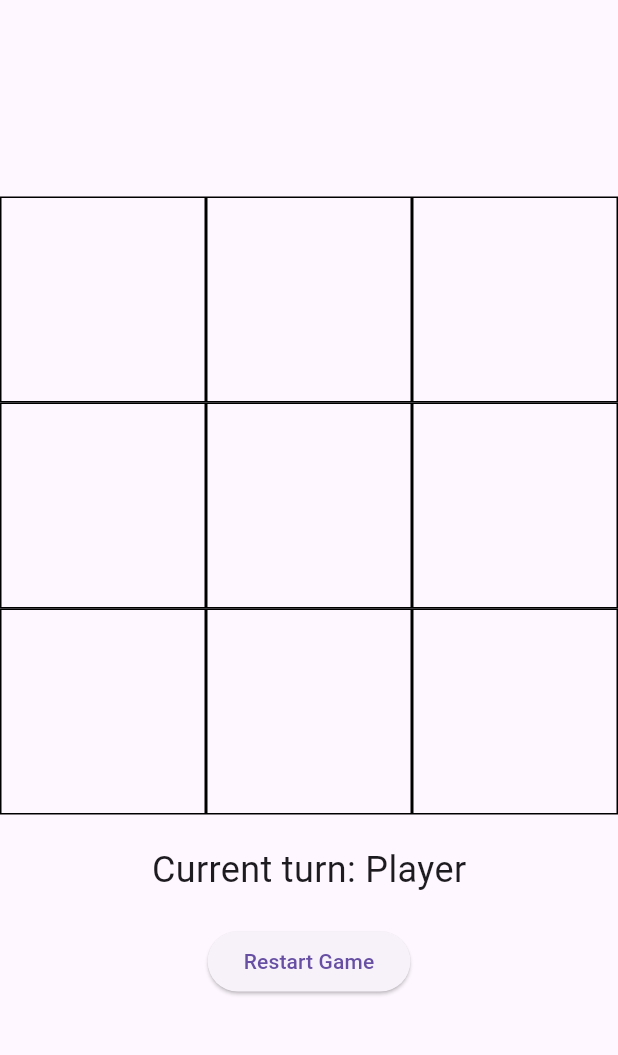
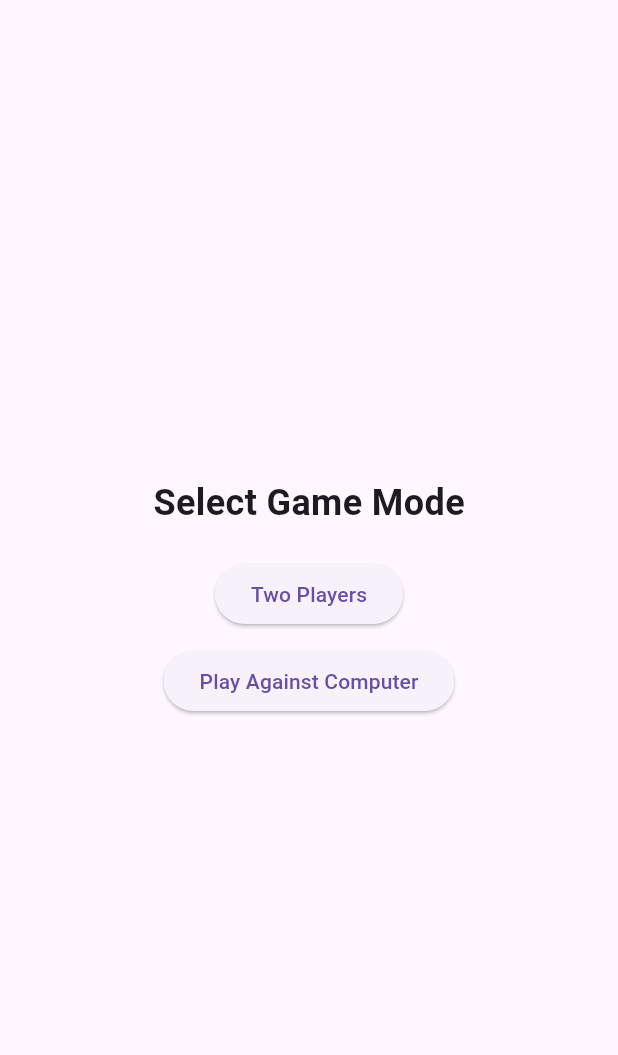
Before and after one commit to momutuku/Mutukuverse, a Flutter app: the TicTacToeScreen screen opened directly, on a phone screen of 412 x 824 dp, the part 63-1118 px from its top. Run offline on Flutter 3.47's test engine with Material 3 defaults, Android fonts, the phone set to English and light mode, and no system bars.

Commit message:
Added tic tac toe multiplayer

```diff
--- a/lib/gamedetailpage.dart
+++ b/lib/gamedetailpage.dart
@@ -57,9 +57,9 @@ class GameDetailPage extends StatelessWidget {
                 ),
                 padding: const EdgeInsets.symmetric(vertical: 16),
               ),
-              child: Row(
+              child: const Row(
                 mainAxisAlignment: MainAxisAlignment.spaceBetween,
-                children: const [
+                children: [
                   Padding(
                     padding: EdgeInsets.only(left: 12.0),
                     child: Text(
--- a/lib/games/screen/tic_tac_toe_screen.dart
+++ b/lib/games/screen/tic_tac_toe_screen.dart
@@ -1,13 +1,17 @@
 import 'package:flutter/material.dart';
-import 'package:game_challenge/games/services/tic_tac_toe_game.dart';
+
+import '../services/tic_tac_toe_game.dart';
 
 class TicTacToeScreen extends StatefulWidget {
+  const TicTacToeScreen({Key? key}) : super(key: key);
+
   @override
   _TicTacToeScreenState createState() => _TicTacToeScreenState();
 }
 
 class _TicTacToeScreenState extends State<TicTacToeScreen> {
   late TicTacToeGame game;
+  bool? isComputerOpponent;
 
   @override
   void initState() {
@@ -15,34 +19,16 @@ class _TicTacToeScreenState extends State<TicTacToeScreen> {
     game = TicTacToeGame();
   }
 
-  void _handleCellTap(int index) {
-    if (game.makeMove(index)) {
-      setState(() {});
-      if (!game.isGameOver() && !game.isPlayerTurn) {
-        game.makeComputerMove();
-        setState(() {});
-      }
-    }
+  void _onCellTap(int index) {
+    if (isComputerOpponent == null) return;
+    setState(() {
+      game.makeMove(index);
+    });
   }
 
-  @override
-  Widget build(BuildContext context) {
-    return Scaffold(
-      appBar: AppBar(
-        title: Text('Tic Tac Toe'),
-      ),
-      body: Column(
-        mainAxisAlignment: MainAxisAlignment.center,
-        children: [
-          GridView.builder(
-            shrinkWrap: true,
-            gridDelegate: SliverGridDelegateWithFixedCrossAxisCount(
-              crossAxisCount: 3,
-            ),
-            itemCount: 9,
-            itemBuilder: (context, index) {
+  Widget _buildCell(int index) {
     return GestureDetector(
-                onTap: () => _handleCellTap(index),
+      onTap: () => _onCellTap(index),
       child: Container(
         decoration: BoxDecoration(
           border: Border.all(),
@@ -50,30 +36,99 @@ class _TicTacToeScreenState extends State<TicTacToeScreen> {
         child: Center(
           child: Text(
             game.board[index],
-                      style: TextStyle(fontSize: 40),
+            style: const TextStyle(fontSize: 40),
           ),
         ),
       ),
     );
-            },
-          ),
-          SizedBox(height: 20),
+  }
+
+  Widget _buildGameModeSelection() {
+    return Center(
+      child: Column(
+        mainAxisAlignment: MainAxisAlignment.center,
+        children: [
           Text(
-            game.isGameOver()
-                ? game.getWinner() != ''
-                    ? '${game.getWinner()} wins!'
-                    : 'It\'s a draw!'
-                : 'Current turn: ${game.isPlayerTurn ? 'Player' : 'Computer'}',
-            style: TextStyle(fontSize: 24),
+            'Select Game Mode',
+            style: TextStyle(fontSize: 24, fontWeight: FontWeight.bold),
           ),
           SizedBox(height: 20),
           ElevatedButton(
             onPressed: () {
               setState(() {
-                game = TicTacToeGame();
+                isComputerOpponent = false;
+                game = TicTacToeGame(isComputerOpponent: false);
               });
             },
-            child: Text('Restart Game'),
+            child: Text('Two Players'),
+          ),
+          SizedBox(height: 10),
+          ElevatedButton(
+            onPressed: () {
+              setState(() {
+                isComputerOpponent = true;
+                game = TicTacToeGame(isComputerOpponent: true);
+              });
+            },
+            child: Text('Play Against Computer'),
+          ),
+        ],
+      ),
+    );
+  }
+
+  @override
+  Widget build(BuildContext context) {
+    return Scaffold(
+      appBar: AppBar(
+        title: const Text('Tic Tac Toe'),
+      ),
+      body: isComputerOpponent == null
+          ? _buildGameModeSelection()
+          : Column(
+              mainAxisAlignment: MainAxisAlignment.center,
+              children: [
+                AspectRatio(
+                  aspectRatio: 1,
+                  child: Container(
+                    padding: const EdgeInsets.all(16),
+                    child: GridView.builder(
+                      gridDelegate:
+                          const SliverGridDelegateWithFixedCrossAxisCount(
+                        crossAxisCount: 3,
+                        childAspectRatio: 1,
+                        crossAxisSpacing: 4,
+                        mainAxisSpacing: 4,
+                      ),
+                      itemCount: 9,
+                      itemBuilder: (context, index) => _buildCell(index),
+                    ),
+                  ),
+                ),
+                const SizedBox(height: 20),
+                Text(
+                  game.isGameOver()
+                      ? game.getWinnerMessage()
+                      : 'Current turn: ${game.isPlayerTurn ? 'Player X' : 'Player O'}',
+                  style: const TextStyle(fontSize: 24),
+                ),
+                const SizedBox(height: 20),
+                ElevatedButton(
+                  onPressed: () {
+                    setState(() {
+                      game.resetGame();
+                    });
+                  },
+                  child: const Text('Reset Game'),
+                ),
+                const SizedBox(height: 10),
+                ElevatedButton(
+                  onPressed: () {
+                    setState(() {
+                      isComputerOpponent = null;
+                    });
+                  },
+                  child: const Text('Change Game Mode'),
                 ),
               ],
             ),
```
Also changed, not shown: lib/games/services/tic_tac_toe_game.dart (+49 -28 lines), 3 other files. Lines whose indentation alone changed are shown as unchanged.
